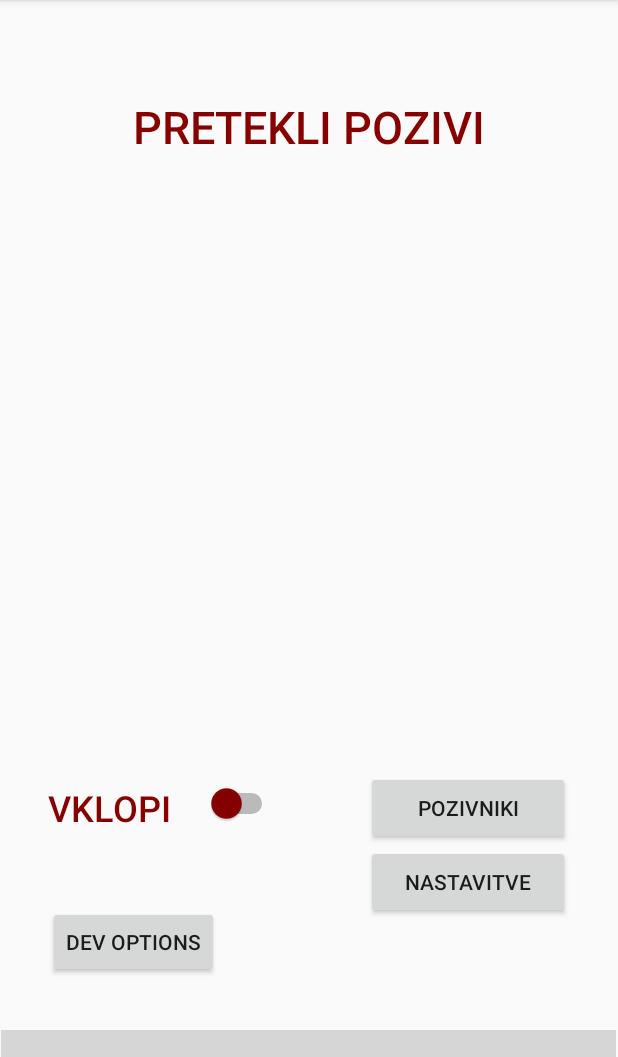
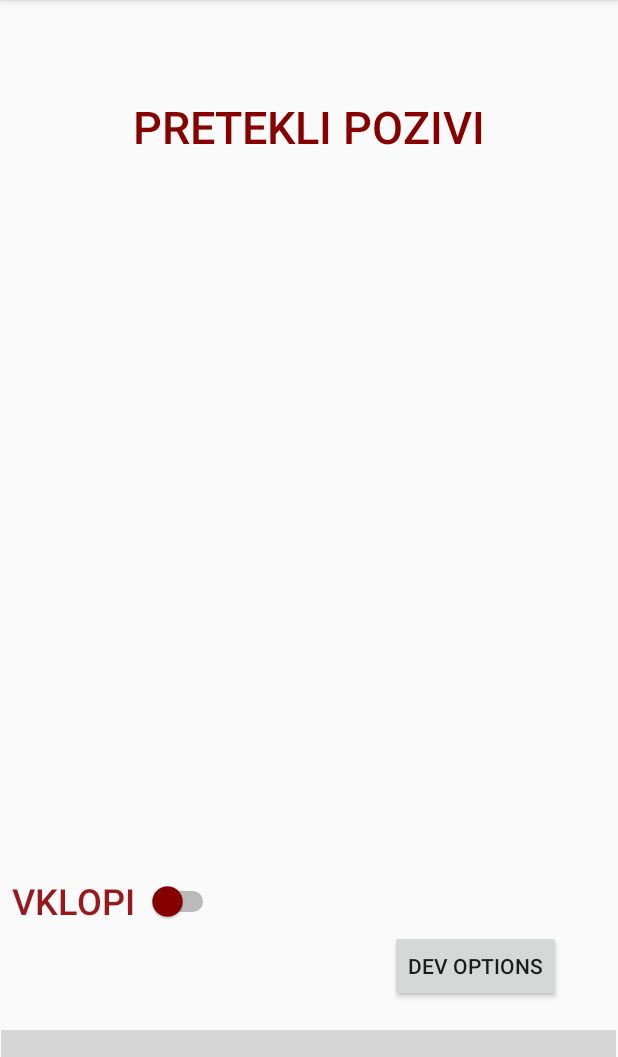
Before and after one commit to Simon442/FireSMS, an Android app: the MainActivity screen opened directly, with no data from a screen before it, on a phone screen of 412 x 824 dp, the part 84-1141 px from its top. Run offline under Robolectric (Android 15) with nearby library versions, the phone set to English and light mode, and no system bars; plain views replace ChipNavigationBar; 2 statements that could not run were skipped; grey boxes are pictures that could not be loaded.

Commit message:
poglej zakaj se noče shranit tisti slider bom zdaj commital pa nevem če se je
minor UI fixes

```diff
--- a/app/src/main/java/com/example/firesms/MainActivity.java
+++ b/app/src/main/java/com/example/firesms/MainActivity.java
@@ -60,7 +60,6 @@ public class MainActivity extends AppCompatActivity {
             }
         });
 
-
         Button devOptionsBtn = findViewById(R.id.devOptionsBtn);
         devOptionsBtn.setOnClickListener(new View.OnClickListener() {
             @Override
--- a/app/src/main/res/layout/activity_main.xml
+++ b/app/src/main/res/layout/activity_main.xml
@@ -5,16 +5,8 @@
     android:layout_width="match_parent"
     android:layout_height="match_parent"
     android:foregroundTint="#CA9696"
-    tools:context=".MainActivity"><![CDATA[
+    tools:context=".MainActivity">
 
-    />
-
-
-
-
-
-
-    ]]>
 
     <com.ismaeldivita.chipnavigation.ChipNavigationBar
         android:id="@+id/bottom_bar"
@@ -41,79 +33,46 @@
         app:layout_constraintStart_toStartOf="parent"
         app:layout_constraintTop_toTopOf="parent" />
 
-    <Button
-        android:id="@+id/addPagerBtn"
-        android:layout_width="136dp"
-        android:layout_height="49dp"
-        android:layout_marginTop="24dp"
-        android:layout_marginEnd="32dp"
-        android:text="@string/pozivniki"
-        app:layout_constraintEnd_toEndOf="parent"
-        app:layout_constraintTop_toTopOf="@+id/guideline2" />
-
-    <Button
-        android:id="@+id/settingBtn"
-        android:layout_width="136dp"
-        android:layout_height="49dp"
-        android:layout_marginEnd="32dp"
-        android:text="@string/nastavitve"
-        app:layout_constraintEnd_toEndOf="parent"
-        app:layout_constraintTop_toBottomOf="@+id/addPagerBtn" />
-
-    <TextView
-        android:id="@+id/onoffText"
-        android:layout_width="wrap_content"
-        android:layout_height="wrap_content"
-        android:layout_marginStart="32dp"
-        android:layout_marginTop="32dp"
-        android:text="@string/vklopi"
-        android:textAppearance="@style/TextAppearance.AppCompat.Body2"
-        android:textColor="#FF870000"
-        android:textSize="24sp"
-        app:layout_constraintStart_toStartOf="parent"
-        app:layout_constraintTop_toTopOf="@+id/guideline2" />
-
     <Switch
         android:id="@+id/onoffSwitch"
-        android:layout_width="wrap_content"
-        android:layout_height="wrap_content"
-        android:layout_marginStart="24dp"
-        android:layout_marginTop="32dp"
+        android:layout_width="146dp"
+        android:layout_height="36dp"
+        android:layout_marginTop="12dp"
         android:button="@color/colorPrimaryDark"
         android:buttonTint="#870000"
+        android:text="@string/vklopi"
+        android:textAlignment="center"
+        android:textAppearance="@style/TextAppearance.AppCompat.Body2"
+        android:textColor="#97191D"
+        android:textSize="24sp"
         android:thumbTint="@color/colorAccent"
-        app:layout_constraintStart_toEndOf="@+id/onoffText"
-        app:layout_constraintTop_toTopOf="@+id/guideline2" />
+        app:layout_constraintTop_toTopOf="@+id/guideline2"
+        tools:layout_editor_absoluteX="16dp" />
 
     <androidx.constraintlayout.widget.Guideline
         android:id="@+id/guideline2"
         android:layout_width="wrap_content"
         android:layout_height="wrap_content"
         android:orientation="horizontal"
-        app:layout_constraintGuide_begin="490dp" />
+        app:layout_constraintGuide_begin="571dp" />
 
     <Button
         android:id="@+id/devOptionsBtn"
         android:layout_width="wrap_content"
         android:layout_height="wrap_content"
-        android:layout_marginStart="31dp"
-        android:layout_marginEnd="98dp"
-        android:layout_marginBottom="116dp"
+        android:layout_marginStart="260dp"
+        android:layout_marginBottom="100dp"
         android:text="@string/dev_options"
         app:layout_constraintBottom_toBottomOf="parent"
-        app:layout_constraintEnd_toStartOf="@+id/settingBtn"
-        app:layout_constraintHorizontal_bias="1.0"
         app:layout_constraintStart_toStartOf="parent" />
 
     <ScrollView
         android:id="@+id/pagerList"
-        android:layout_width="332dp"
-        android:layout_height="359dp"
+        android:layout_width="334dp"
+        android:layout_height="447dp"
         android:layout_marginStart="24dp"
         android:layout_marginTop="14dp"
         android:layout_marginEnd="24dp"
-        android:layout_marginBottom="36dp"
-        app:layout_constraintBottom_toTopOf="@+id/addPagerBtn"
         app:layout_constraintEnd_toEndOf="parent"
         app:layout_constraintHorizontal_bias="0.483"
         app:layout_constraintStart_toStartOf="parent"
--- a/app/src/main/res/layout/activity_pager_alert.xml
+++ b/app/src/main/res/layout/activity_pager_alert.xml
@@ -64,8 +64,8 @@
         app:inner_text_size="10sp"
         app:inner_text_top_padding="20dp"
         tools:ignore="MissingConstraints"
-        tools:layout_editor_absoluteX="93dp"
-        tools:layout_editor_absoluteY="404dp" />
+        tools:layout_editor_absoluteX="96dp"
+        tools:layout_editor_absoluteY="406dp" />
 
 
 </androidx.constraintlayout.widget.ConstraintLayout>
```
